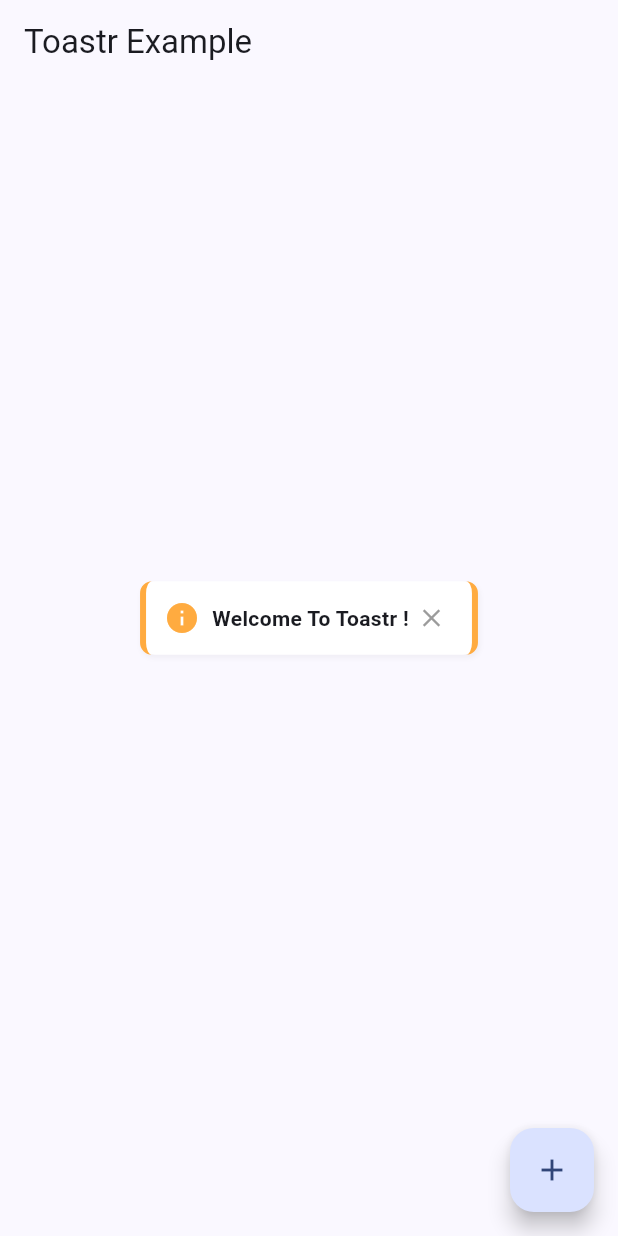
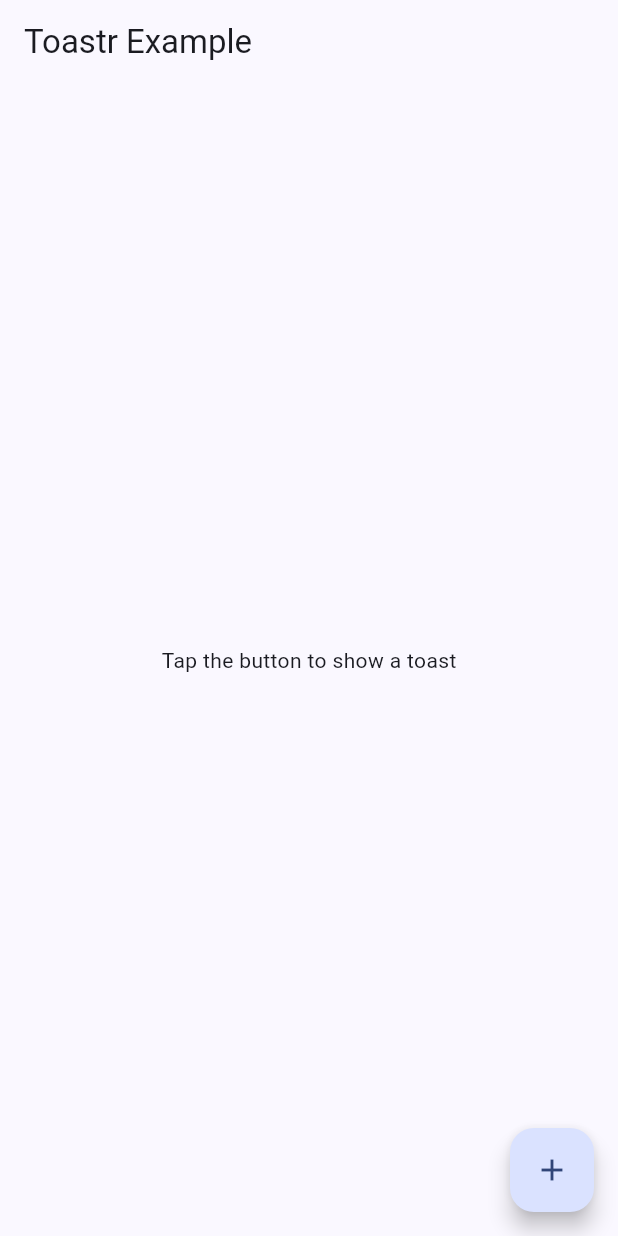
Before and after one commit to AaryanSharmaNeupane/toastr, a Flutter app: the screen it shows after launch, after a tap on the "add" icon, on a phone screen of 412 x 824 dp. Run offline on Flutter 3.47's test engine with Material 3 defaults, Android fonts, the phone set to English and light mode, and no system bars; statements that could not run were skipped.

```diff
--- a/example/lib/main.dart
+++ b/example/lib/main.dart
@@ -11,6 +11,8 @@ class MyApp extends StatelessWidget {
   @override
   Widget build(BuildContext context) {
     return MaterialApp(
+      debugShowCheckedModeBanner: false,
+      title: 'Toastr Demo',
       theme: ThemeData(
         colorScheme: ColorScheme.fromSeed(
           seedColor: const Color.fromARGB(255, 0, 106, 255),
@@ -22,39 +24,48 @@ class MyApp extends StatelessWidget {
   }
 }
 
-class MyHomePage extends StatefulWidget {
+class MyHomePage extends StatelessWidget {
   const MyHomePage({super.key});
 
-  @override
-  State<MyHomePage> createState() => _MyHomePageState();
-}
-
-class _MyHomePageState extends State<MyHomePage> {
   @override
   Widget build(BuildContext context) {
     return Scaffold(
       appBar: AppBar(
-        title: Text("Toastr Example"),
+        title: const Text("Toastr Example"),
+      ),
+      body: const Center(
+        child: Text("Tap the button to show a toast"),
       ),
       floatingActionButton: FloatingActionButton(
-        onPressed: () => Toastr.show(
-          context: context,
-          message: "Welcome To Toastr !",
-          type: ToastType.warning,
-          showIcon: true,
-          toastStyle: ToastStyle.minimal,
-          // alignment: Alignment.bottomLeft,
-          showCloseButton: true,
-          closeDuration: const Duration(seconds: 10),
-          messageStyle: TextStyle(
-            fontWeight: FontWeight.bold,
-            // fontSize: 30,
-            // color: Colors.white,
-          ),
-          // borderStyle: BorderRadius.circular(30),
-          // primaryColor: const Color.fromARGB(255, 15, 226, 226),
-        ),
-        tooltip: 'show',
+        onPressed: () {
+          Toastr.show(
+            // Required
+            context: context,
+            message: "Welcome To Toastr!",
+
+            // Timing & Positioning
+            // closeDuration: const Duration(seconds: 5),
+            // alignment: Alignment.bottomRight,
+            // margin: const EdgeInsets.all(30),
+
+            // Appearance & Styles
+            // toastStyle: ToastStyle.flat,
+            // type: ToastType.success,
+            // primaryColor: const Color(0xFF0FE2E2), // overrides type color
+            // borderStyle: BorderRadius.circular(12),
+            // messageStyle: const TextStyle(
+            //   fontWeight: FontWeight.bold,
+            //   fontSize: 16,
+            //   color: Colors.white,
+            // ),
+
+            // Icon & Close Button
+            // showIcon: true,
+            // icon: Icons.check_circle,
+            // showCloseButton: true,
+          );
+        },
+        tooltip: 'Show Toast',
         child: const Icon(Icons.add),
       ),
     );
--- a/lib/toastr.dart
+++ b/lib/toastr.dart
@@ -50,7 +50,7 @@ class Toastr {
   }
 
   static void show({
-    required BuildContext context,
+    required Buil1dContext context,
     required String message,
     Duration closeDuration = const Duration(seconds: 2),
     Alignment alignment = Alignment.center,
```
Also changed, not shown: 2 other files.
